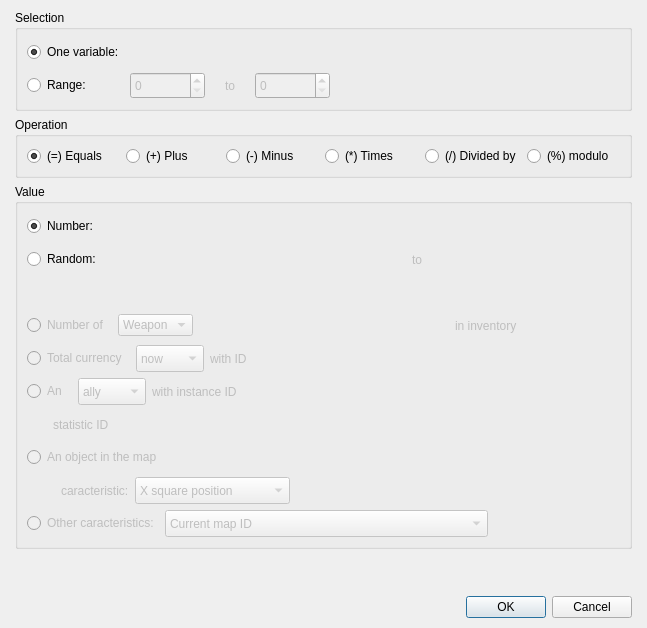
This is Dialogs/Commands/dialogcommandchangevariables.ui in RPG-Paper-Maker/RPG-Paper-Maker as Qt 5 draws it before an edit. The edited form follows.
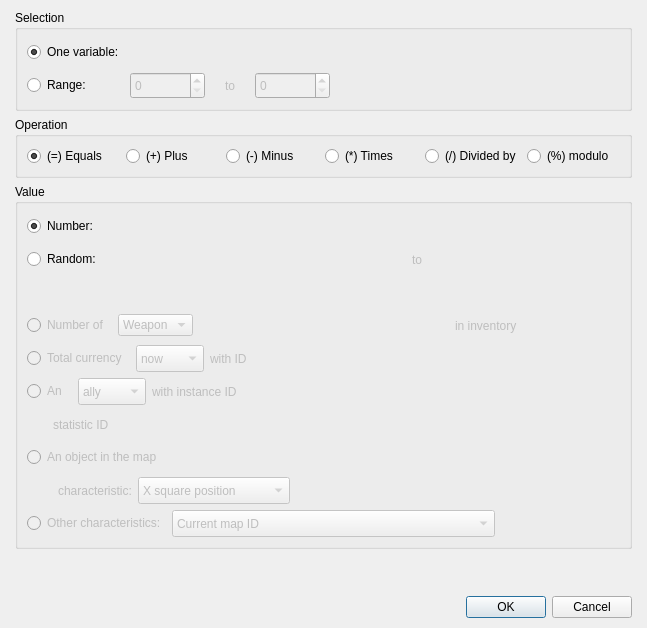
This is the edited form. Custom widgets are drawn as their Qt base class.

Commit message: Change caracteristic name to charecteristic (also in code)

```diff
--- a/Dialogs/Commands/dialogcommandchangevariables.ui
+++ b/Dialogs/Commands/dialogcommandchangevariables.ui
@@ -733,7 +733,7 @@
                <bool>false</bool>
               </property>
               <property name="text">
-               <string>caracteristic:</string>
+               <string>characteristic:</string>
               </property>
              </widget>
             </item>
@@ -819,7 +819,7 @@
                <bool>false</bool>
               </property>
               <property name="text">
-               <string>Other caracteristics:</string>
+               <string>Other characteristics:</string>
               </property>
               <property name="checked">
                <bool>false</bool>
```
The commit also changes 20 other files.
